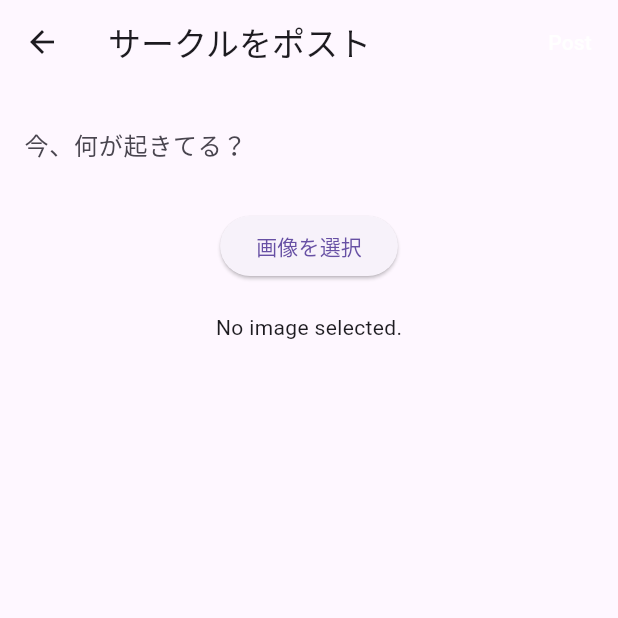
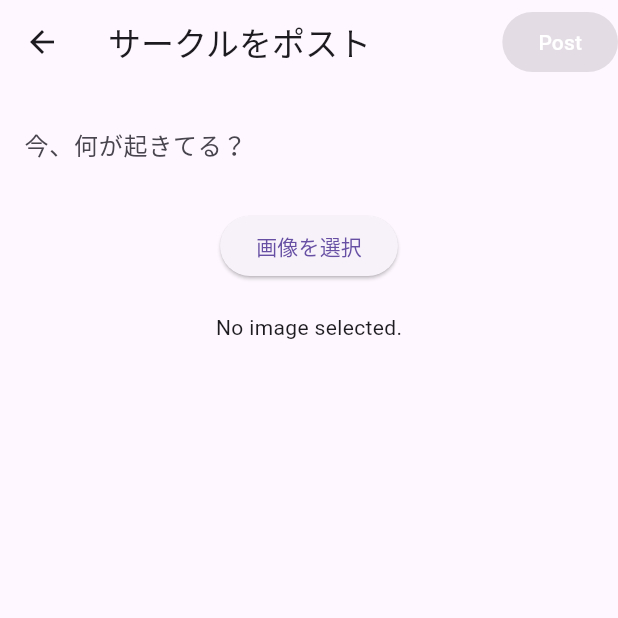
Before and after one commit to nennneko5787/fiicener, a Flutter app: the PostMenu screen opened directly, on a phone screen of 412 x 824 dp, the top half of it. Run offline on Flutter 3.47's test engine with Material 3 defaults, Android fonts, the phone set to English and light mode, and no system bars; our stand-ins replace flutter_secure_storage, image_picker; accounts and stored records are empty; network calls fail.

```diff
--- a/lib/gui/post.dart
+++ b/lib/gui/post.dart
@@ -5,6 +5,7 @@ import 'dart:io';
 import 'package:image_picker/image_picker.dart';
 import '../backends/manager.dart'; // セッションとCSRFトークンをロードするためのカスタムモジュール
 import 'timeline.dart'; // 投稿後に表示する画面
+import 'profile.dart';
 
 class PostMenu extends StatefulWidget {
   const PostMenu();
@@ -15,7 +16,26 @@ class PostMenu extends StatefulWidget {
 
 class _PostMenu extends State<PostMenu> {
   final TextEditingController _postController = TextEditingController();
+  final ValueNotifier<bool> _isPostButtonEnabled = ValueNotifier(false);
   File? _selectedImage;
+
+  @override
+  void initState() {
+    super.initState();
+    _postController.addListener(_onTextChanged);
+  }
+
+  @override
+  void dispose() {
+    _postController.removeListener(_onTextChanged);
+    _postController.dispose();
+    _isPostButtonEnabled.dispose();
+    super.dispose();
+  }
+
+  void _onTextChanged() {
+    _isPostButtonEnabled.value = _postController.text.isNotEmpty;
+  }
 
   Future<void> _pickImage() async {
     final ImagePicker _picker = ImagePicker();
@@ -28,11 +48,16 @@ class _PostMenu extends State<PostMenu> {
     }
   }
 
+  void _clearImage() {
+    setState(() {
+      _selectedImage = null;
+    });
+  }
+
   Future<void> _postPost() async {
     final String postContent = _postController.text;
     if (postContent.isNotEmpty) {
       try {
-        // 非同期関数の呼び出しには await を使用
         String? session = await Manager.loadSessionToken();
         String? csrf = await Manager.loadCsrfToken();
 
@@ -44,11 +69,13 @@ class _PostMenu extends State<PostMenu> {
         request.headers['X-Csrftoken'] = '${csrf}';
 
         request.fields['contents'] = postContent;
+        if (_selectedImage != null) {
           request.files.add(await http.MultipartFile.fromPath(
             'attached_image',
             _selectedImage!.path,
             contentType: MediaType('image', 'jpeg'),
           ));
+        }
 
         var response = await request.send();
 
@@ -85,14 +112,22 @@ class _PostMenu extends State<PostMenu> {
   Widget build(BuildContext context) {
     return Scaffold(
       appBar: AppBar(
-        title: Text('サークルをポスト'),
+        title: const Text('サークルをポスト'),
         actions: [
-          TextButton(
-            onPressed: _postPost,
+          ValueListenableBuilder<bool>(
+            valueListenable: _isPostButtonEnabled,
+            builder: (context, isEnabled, child) {
+              return ElevatedButton(
+                onPressed: isEnabled ? _postPost : null,
                 child: Text(
                   'Post',
                   style: TextStyle(color: Colors.white),
                 ),
+                style: ElevatedButton.styleFrom(
+                  backgroundColor: isEnabled ? Colors.blue : Colors.grey,
+                ),
+              );
+            },
           ),
         ],
       ),
@@ -103,20 +138,31 @@ class _PostMenu extends State<PostMenu> {
             TextField(
               controller: _postController,
               maxLines: null,
-              decoration: InputDecoration(
+              decoration: const InputDecoration(
                 hintText: '今、何が起きてる？',
                 border: InputBorder.none,
               ),
             ),
-            SizedBox(height: 20),
+            const SizedBox(height: 20),
             ElevatedButton(
               onPressed: _pickImage,
               child: Text('画像を選択'),
             ),
-            SizedBox(height: 20),
+            const SizedBox(height: 20),
             _selectedImage == null
                 ? Text('No image selected.')
-                : Image.file(_selectedImage!),
+                : Column(
+                    children: [
+                      Image.file(_selectedImage!),
+                      TextButton(
+                        onPressed: _clearImage,
+                        child: Text(
+                          '画像を解除',
+                          style: TextStyle(color: Colors.red),
+                        ),
+                      ),
+                    ],
+                  ),
           ],
         ),
       ),
@@ -124,6 +170,6 @@ class _PostMenu extends State<PostMenu> {
   }
 }
 
-void main() => runApp(MaterialApp(
+void main() => runApp(const MaterialApp(
       home: PostMenu(),
     ));
```
Also changed, not shown: lib/gui/circles.dart (+46 -15 lines), lib/gui/drawer.dart (+6 -1 lines), lib/gui/profile.dart (added, +134 -0 lines). Lines whose indentation alone changed are shown as unchanged.
